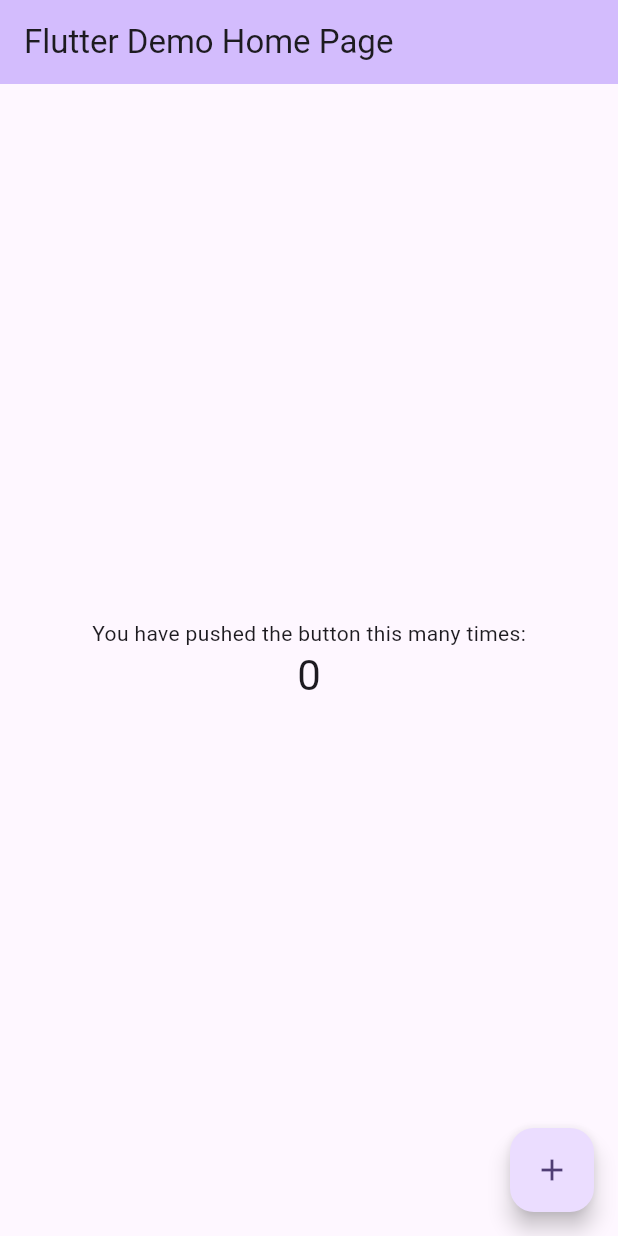
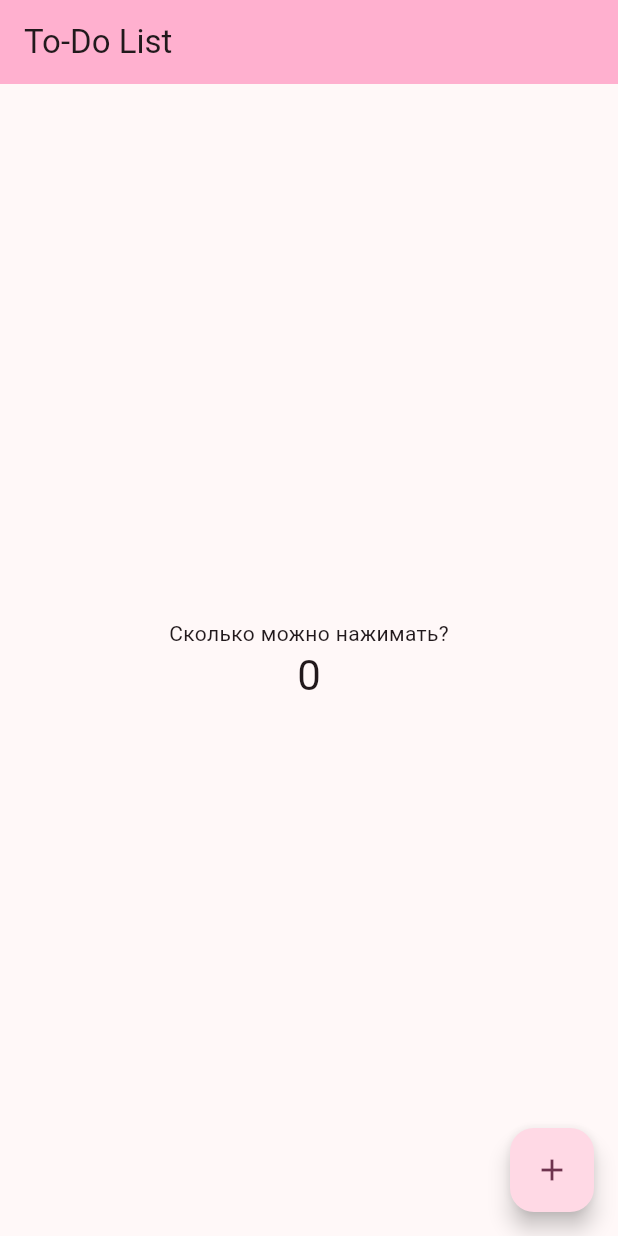
Before and after one commit to dervvilang/To-do-list, a Flutter app: the screen it shows after launch, on a phone screen of 412 x 824 dp. Run offline on Flutter 3.47's test engine with Material 3 defaults, Android fonts, the phone set to English and light mode, and no system bars.

Commit message:
Test commit

```diff
--- a/lib/main.dart
+++ b/lib/main.dart
@@ -28,10 +28,10 @@ class MyApp extends StatelessWidget {
         //
         // This works for code too, not just values: Most code changes can be
         // tested with just a hot reload.
-        colorScheme: ColorScheme.fromSeed(seedColor: Colors.deepPurple),
+        colorScheme: ColorScheme.fromSeed(seedColor: const Color.fromARGB(255, 225, 136, 173)),
         useMaterial3: true,
       ),
-      home: const MyHomePage(title: 'Flutter Demo Home Page'),
+      home: const MyHomePage(title: 'To-Do List'),
     );
   }
 }
@@ -106,7 +106,7 @@ class _MyHomePageState extends State<MyHomePage> {
           mainAxisAlignment: MainAxisAlignment.center,
           children: <Widget>[
             const Text(
-              'You have pushed the button this many times:',
+              'Сколько можно нажимать?',
             ),
             Text(
               '$_counter',
```
